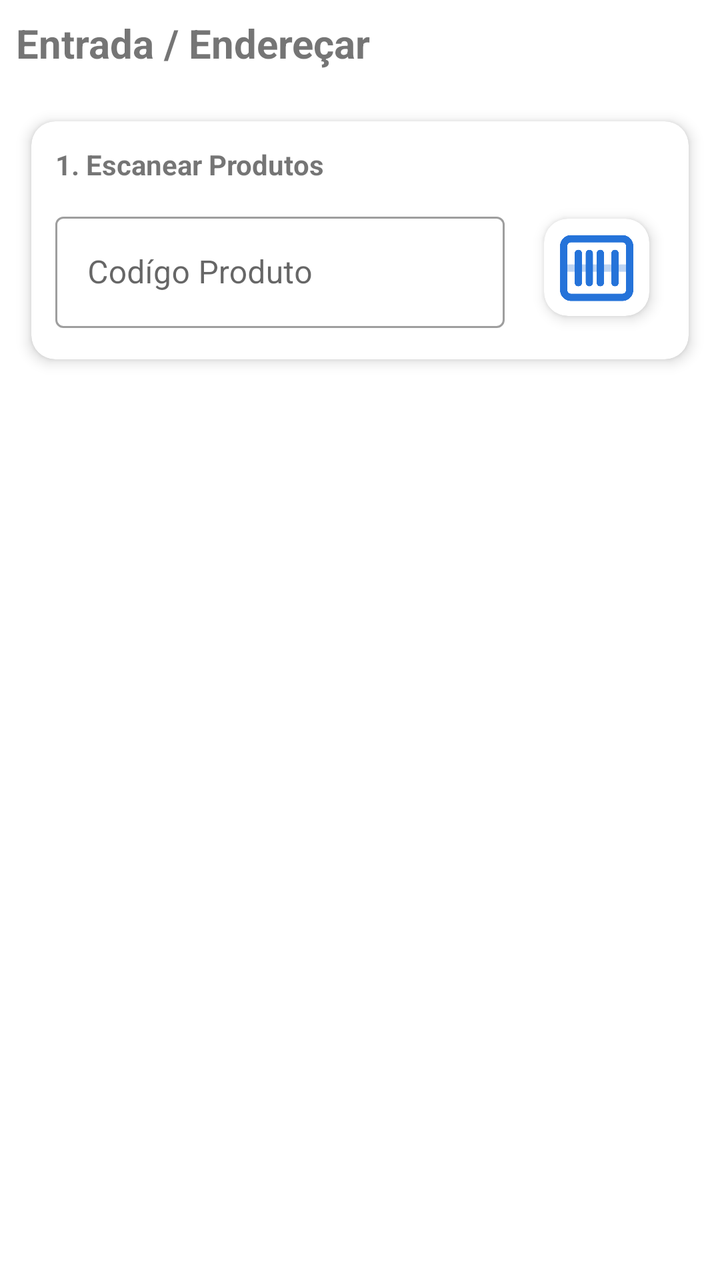
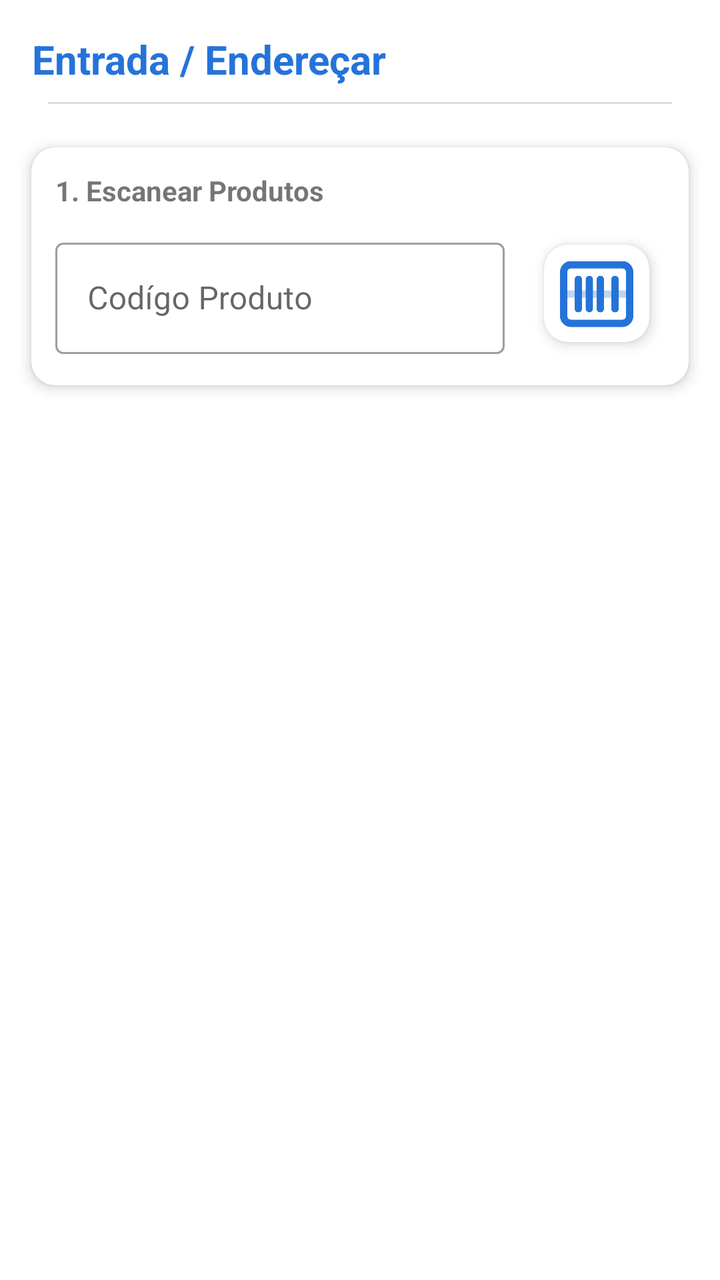

The first picture is an Android layout as it rendered before a commit; the second is the same layout after the commit. The layout source and the unified diff follow.
<!-- AndroidManifest.xml: application theme Theme.ColetorPlus -->
<!-- res/layout/fragment_entrada.xml -->
<?xml version="1.0" encoding="utf-8"?>
<androidx.core.widget.NestedScrollView xmlns:android="http://schemas.android.com/apk/res/android"
    xmlns:app="http://schemas.android.com/apk/res-auto"
    android:layout_width="match_parent"
    android:layout_height="match_parent"
    android:fillViewport="true"
    android:clipChildren="false"
    android:clipToPadding="false">

    <LinearLayout
        android:layout_width="match_parent"
        android:layout_height="wrap_content"
        android:orientation="vertical"
        android:clipChildren="false"
        android:clipToPadding="false"
        android:padding="8dp">

        <TextView
            android:layout_width="wrap_content"
            android:layout_height="wrap_content"
            android:text="Entrada / Endereçar"
            android:textSize="20sp"
            android:textStyle="bold"
            android:layout_marginBottom="16dp" />

        
        <com.google.android.material.card.MaterialCardView
            android:layout_width="match_parent"
            android:layout_height="wrap_content"
            android:layout_marginBottom="8dp"
            app:cardCornerRadius="12dp"
            app:cardElevation="4dp"
            app:cardUseCompatPadding="true">

            <LinearLayout
                android:layout_width="match_parent"
                android:layout_height="wrap_content"
                android:orientation="vertical"
                android:padding="12dp"
                android:clipChildren="false"
                android:clipToPadding="false">

                <TextView
                    android:layout_width="wrap_content"
                    android:layout_height="wrap_content"
                    android:text="1. Escanear Produtos"
                    android:textStyle="bold"
                    android:layout_marginBottom="8dp" />

                <LinearLayout
                    android:layout_width="match_parent"
                    android:layout_height="wrap_content"
                    android:orientation="horizontal"
                    android:gravity="center_vertical"
                    android:clipChildren="false"
                    android:clipToPadding="false">

                    <com.google.android.material.textfield.TextInputLayout
                        android:id="@+id/tilCodigoProdutoEntrada"
                        style="@style/Widget.MaterialComponents.TextInputLayout.OutlinedBox"
                        android:layout_width="0dp"
                        android:layout_height="wrap_content"
                        android:layout_weight="1"
                        android:hint="Codígo Produto">

                        <com.google.android.material.textfield.TextInputEditText
                            android:id="@+id/etCodigoProdutoEntrada"
                            android:layout_width="match_parent"
                            android:layout_height="wrap_content"
                            android:imeOptions="actionDone"
                            android:inputType="text" />
                    </com.google.android.material.textfield.TextInputLayout>

                    <com.google.android.material.card.MaterialCardView
                        android:id="@+id/cardScannerProdutoEntrada"
                        android:layout_width="68dp"
                        android:layout_height="68dp"
                        android:layout_marginStart="12dp"
                        app:cardCornerRadius="12dp"
                        app:cardElevation="4dp"
                        app:cardUseCompatPadding="true">

                        <ImageButton
                            android:id="@+id/btnScannerProdutoEntrada"
                            android:layout_width="match_parent"
                            android:layout_height="match_parent"
                            android:padding="2dp"
                            android:scaleType="fitCenter"
                            android:src="@drawable/leitor"
                            app:tint="?attr/colorPrimary"
                            android:background="?attr/selectableItemBackground"
                            android:contentDescription="Escanear Produto" />
                    </com.google.android.material.card.MaterialCardView>
                </LinearLayout>
            </LinearLayout>
        </com.google.android.material.card.MaterialCardView>

        
        <androidx.recyclerview.widget.RecyclerView
            android:id="@+id/rvEntradaProdutos"
            android:layout_width="match_parent"
            android:layout_height="wrap_content"
            android:nestedScrollingEnabled="false"
            android:layout_marginBottom="8dp" />

        
        <com.google.android.material.card.MaterialCardView
            android:id="@+id/cardEnderecoEntrada"
            android:layout_width="match_parent"
            android:layout_height="wrap_content"
            android:visibility="gone"
            app:cardCornerRadius="12dp"
            app:cardElevation="4dp"
            app:cardUseCompatPadding="true">

            <LinearLayout
                android:layout_width="match_parent"
                android:layout_height="wrap_content"
                android:orientation="vertical"
                android:padding="12dp"
                android:clipChildren="false"
                android:clipToPadding="false">

                <TextView
                    android:layout_width="wrap_content"
                    android:layout_height="wrap_content"
                    android:text="2. Local de Destino"
                    android:textStyle="bold"
                    android:layout_marginBottom="8dp" />

                <LinearLayout
                    android:layout_width="match_parent"
                    android:layout_height="wrap_content"
                    android:orientation="horizontal"
                    android:gravity="center_vertical"
                    android:clipChildren="false"
                    android:clipToPadding="false"
                    android:layout_marginBottom="12dp">

                    <com.google.android.material.textfield.TextInputLayout
                    android:id="@+id/tilCodigoRua"
                    style="@style/Widget.MaterialComponents.TextInputLayout.OutlinedBox.ExposedDropdownMenu"
                    android:layout_width="0dp"
                    android:layout_height="wrap_content"
                    android:layout_weight="1"
                    android:hint="Localizar Rua">

                    <AutoCompleteTextView
                        android:id="@+id/etCodigoRua"
                        android:layout_width="match_parent"
                        android:layout_height="wrap_content"
                        android:completionThreshold="1"
                        android:imeOptions="actionSearch"
                        android:inputType="text" />
                </com.google.android.material.textfield.TextInputLayout>

                    <com.google.android.material.card.MaterialCardView
                        android:id="@+id/cardScannerRua"
                        android:layout_width="68dp"
                        android:layout_height="68dp"
                        android:layout_marginStart="12dp"
                        app:cardCornerRadius="12dp"
                        app:cardElevation="4dp"
                        app:cardUseCompatPadding="true">

                        <ImageButton
                            android:id="@+id/btnScannerRua"
                            android:layout_width="match_parent"
                            android:layout_height="match_parent"
                            android:padding="2dp"
                            android:scaleType="fitCenter"
                            android:src="@drawable/qrcode"
                            app:tint="?attr/colorPrimary"
                            android:background="?attr/selectableItemBackground"
                            android:contentDescription="Escanear QR Code Rua" />
                    </com.google.android.material.card.MaterialCardView>
                </LinearLayout>

                
                <com.google.android.material.card.MaterialCardView
                    android:id="@+id/cardInfoRuaIdentificada"
                    android:layout_width="match_parent"
                    android:layout_height="wrap_content"
                    android:layout_marginBottom="12dp"
                    android:visibility="gone"
                    app:cardCornerRadius="8dp"
                    app:cardElevation="0dp">

                    <LinearLayout
                        android:layout_width="match_parent"
                        android:layout_height="wrap_content"
                        android:orientation="horizontal"
                        android:gravity="center_vertical"
                        android:padding="12dp">

                        <ImageView
                            android:layout_width="24dp"
                            android:layout_height="24dp"
                            android:src="@drawable/qrcode"
                            app:tint="?attr/colorPrimary" />

                        <TextView
                            android:id="@+id/tvRuaIdentificada"
                            android:layout_width="wrap_content"
                            android:layout_height="wrap_content"
                            android:layout_marginStart="8dp"
                            android:text="Rua: Não identificada"
                            android:textStyle="bold"
                            android:textColor="?attr/colorOnSurface" />
                    </LinearLayout>
                </com.google.android.material.card.MaterialCardView>

                <com.google.android.material.button.MaterialButton
                    android:id="@+id/btnConfirmarEntrada"
                    android:layout_width="match_parent"
                    android:layout_height="64dp"
                    android:text="Confirmar Endereçamento"
                    app:icon="@drawable/entrada"
                    app:iconGravity="textStart"
                    app:iconPadding="12dp"
                    app:iconSize="28dp" />
            </LinearLayout>
        </com.google.android.material.card.MaterialCardView>

    </LinearLayout>
</androidx.core.widget.NestedScrollView>
<!-- resources referenced by this layout -->
<resources>
  <!-- drawable entrada: png bitmap (drawable, 10755 bytes) -->
  <!-- drawable leitor: png bitmap (drawable, 13046 bytes) -->
  <!-- drawable qrcode: png bitmap (drawable, 11988 bytes) -->
  <style name="Theme.ColetorPlus" parent="Theme.MaterialComponents.DayNight.DarkActionBar">
          
          <item name="colorPrimary">@color/purple_500</item>
          <item name="colorPrimaryVariant">@color/purple_700</item>
          <item name="colorOnPrimary">@color/white</item>
          
          <item name="colorSecondary">@color/teal_200</item>
          <item name="colorSecondaryVariant">@color/teal_700</item>
          <item name="colorOnSecondary">@color/black</item>
          
          <item name="android:statusBarColor">?attr/colorPrimaryVariant</item>
          
      </style>
  <color name="purple_500">#2573D9</color>
  <color name="purple_700">#2573D9</color>
  <color name="white">#F2F2F2</color>
  <color name="teal_200">#FF03DAC5</color>
  <color name="teal_700">#FF018786</color>
  <color name="black">#FF000000</color>
</resources>

<!-- the commit's change to res/layout/fragment_entrada.xml (unified diff, before → after) -->
@@ -18,10 +18,20 @@
         <TextView
             android:layout_width="wrap_content"
             android:layout_height="wrap_content"
+            android:layout_marginStart="8dp"
+            android:layout_marginTop="8dp"
+            android:layout_marginBottom="8dp"
             android:text="Entrada / Endereçar"
+            android:textColor="?attr/colorPrimary"
             android:textSize="20sp"
-            android:textStyle="bold"
-            android:layout_marginBottom="16dp" />
+            android:textStyle="bold" />
+
+        <View
+            android:layout_width="match_parent"
+            android:layout_height="1dp"
+            android:layout_marginHorizontal="16dp"
+            android:layout_marginBottom="12dp"
+            android:background="#DDDDDD" />
 
         
         <com.google.android.material.card.MaterialCardView
